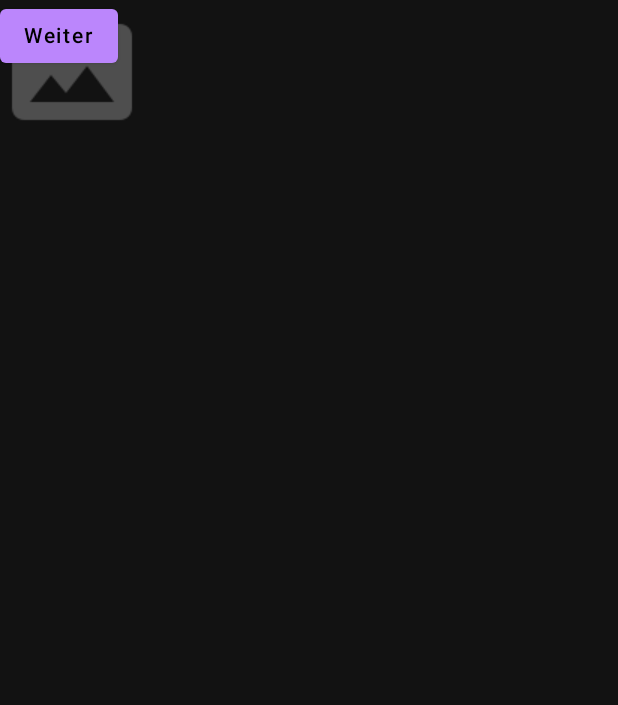
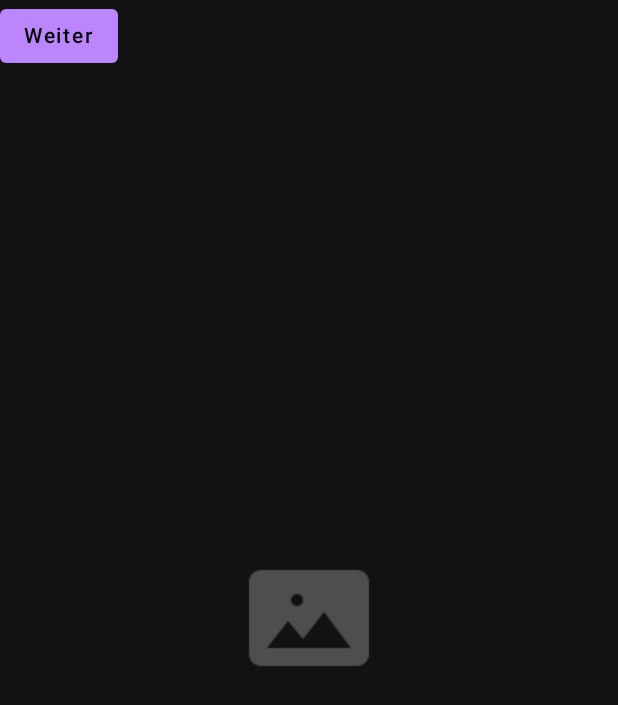
Before and after one commit to uriegel/FirePlayer, an Android app built with Jetpack Compose: the composable ImageFadePager called with empty values, after a tap on "Weiter", on a phone screen of 412 x 824 dp. Shown: the top 705 px of the screen. Run offline under Robolectric (Android 15) with nearby library versions, the phone set to English and light mode, and no system bars; our stand-ins replace accompanist; pictures from the network do not load; 6 statements that could not run were skipped.

Commit message:
ImageFadePager centered

```diff
--- a/app/src/main/java/de/uriegel/fireplayer/ui/PhotoScreen.kt
+++ b/app/src/main/java/de/uriegel/fireplayer/ui/PhotoScreen.kt
@@ -36,7 +36,7 @@ fun PhotoScreen(viewModel: DirectoryItemsViewModel, path64: String?) {
     val items = viewModel.items
         .filter { it.name.isPicture() }
         .map { (filePath + it.name).replace("+", "%20") }
-    if (false)
+    if (true)
         ImageFadePager(
             count = items.size,
             loadAsync = { loadBitmap(items[it]) }
@@ -75,12 +75,14 @@ fun ImageFadePager(
     val scope = rememberCoroutineScope()
     var secondContent by remember { mutableStateOf(false)}
     Box(modifier =  Modifier.fillMaxSize()) {
-        Box(Modifier.fillMaxSize()) {
         Crossfade(
             targetState = secondContent,
             animationSpec = tween(durationMillis = 2000)
         ) {
-                when (it) {
+            Box(Modifier
+                .fillMaxSize()
+                .align(Alignment.Center)
+            ) { when (it) {
                 false -> {
                     AsyncImage(
                         modifier = Modifier.align(Alignment.Center),
@@ -95,8 +97,7 @@ fun ImageFadePager(
                         loadAsync = { loadAsync(50) }
                     )
                 }
-                }
-            }
+            }}
         }
         Button({
             scope.launch {
@@ -110,7 +111,7 @@ fun ImageFadePager(
 
 @Composable
 fun AsyncImage(
-    modifier: Modifier,
+    modifier: Modifier = Modifier,
     loadAsync: suspend ()-> Bitmap?,
     contentDescription: String,
 ) {
```
Lines whose indentation alone changed are shown as unchanged.
